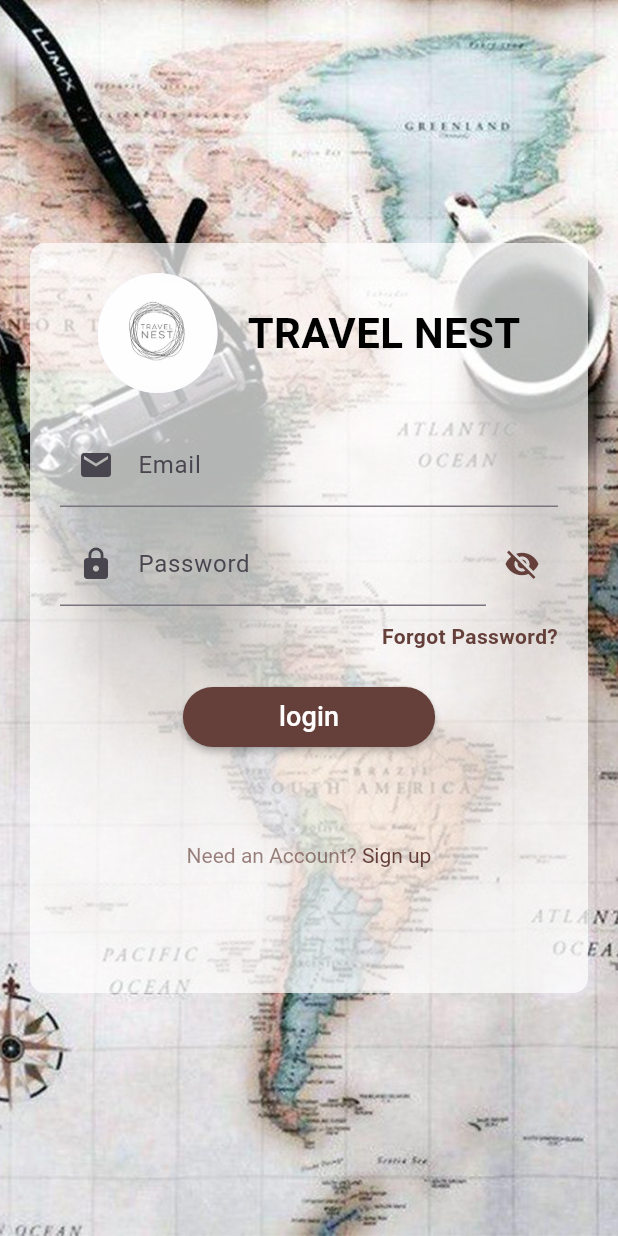
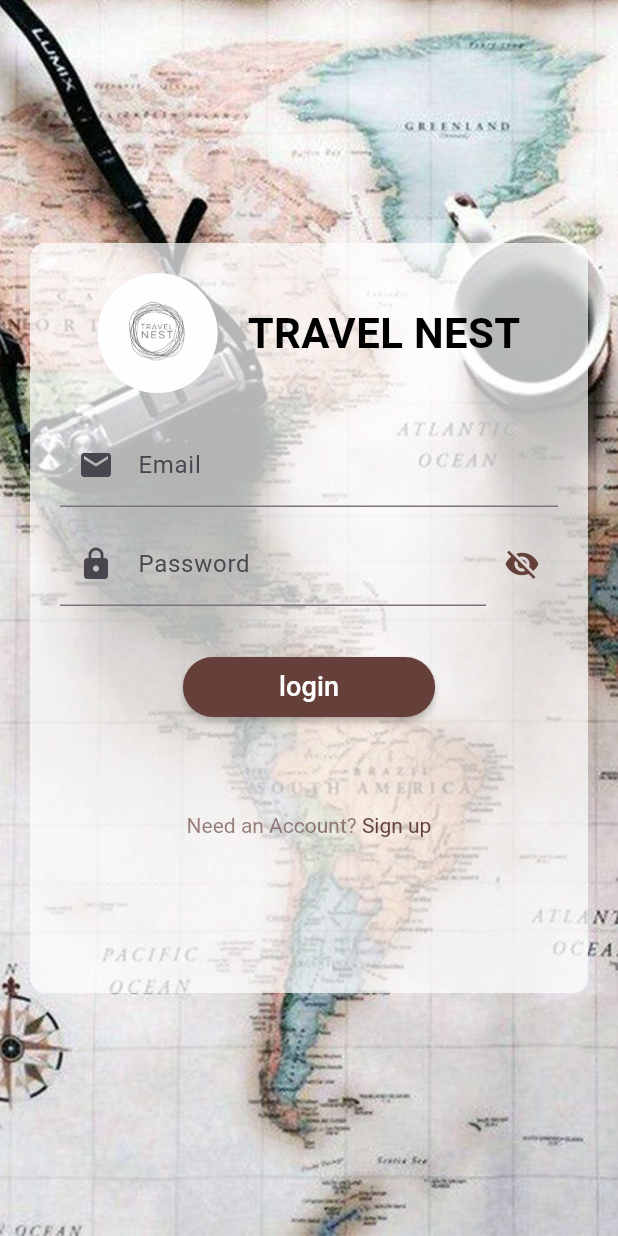
Before and after one commit to Ahmad-Shaer/SoftwareProject, a Flutter app: the screen it shows after launch, on a phone screen of 412 x 824 dp. Run offline on Flutter 3.47's test engine with Material 3 defaults, Android fonts, the phone set to English and light mode, and no system bars; our stand-ins replace awesome_bottom_bar, carousel_slider, file_picker, flutter_slidable, shared_preferences, smooth_page_indicator and 4 more.

Commit message:
new features addead and new designe

```diff
--- a/lib/pages/login_page.dart
+++ b/lib/pages/login_page.dart
@@ -197,7 +197,7 @@ class _LoginPageState extends State<LoginPage> {
                   ],
                 ),
                 const SizedBox(height: 10.0),
-                InkWell(
+                /*InkWell(
                   // onTap: () {
                   //   Navigator.push(
                   //     context,
@@ -221,7 +221,7 @@ class _LoginPageState extends State<LoginPage> {
                       ),
                     ),
                   ),
-                ),
+                ),*/
                 const SizedBox(height: 20.0),
                 CustomButton(
                   onClick: () {
```
